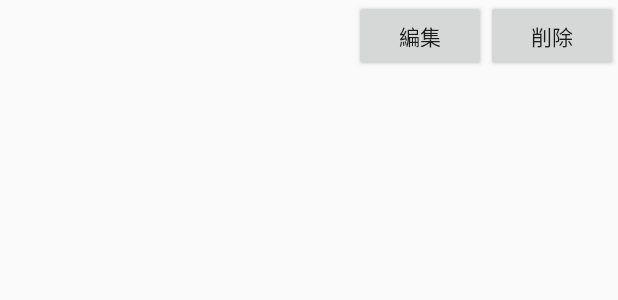
After one commit to nttr-koide/reminder_android, an Android app: the layout row_item.xml on its own in the app's theme, with its tools: preview values and no code run, on a phone screen of 412 x 824 dp. The commit adds this screen. Shown: the top 300 px of the screen. Run offline under Robolectric (Android 15) with nearby library versions, the phone set to English and light mode, and no system bars.

Commit message:
1/23(火)ざっくり1画面目実装

```diff
--- /dev/null
+++ b/app/src/main/res/layout/row_item.xml
@@ -0,0 +1,31 @@
+<?xml version="1.0" encoding="utf-8"?>
+<RelativeLayout xmlns:android="http://schemas.android.com/apk/res/android"
+    android:layout_width="match_parent"
+    android:layout_height="wrap_content"
+    android:orientation="horizontal">
+
+    <Button
+        android:id="@+id/edit"
+        android:layout_width="wrap_content"
+        android:layout_height="wrap_content"
+        android:layout_alignParentTop="true"
+        android:layout_toStartOf="@+id/delete"
+        android:text="編集" />
+
+    <TextView
+        android:id="@+id/text"
+        android:layout_width="wrap_content"
+        android:layout_height="wrap_content"
+        android:layout_alignBaseline="@+id/edit"
+        android:layout_alignBottom="@+id/edit"
+        android:layout_alignParentStart="true"
+        android:layout_marginStart="38dp" />
+
+    <Button
+        android:id="@+id/delete"
+        android:layout_width="wrap_content"
+        android:layout_height="wrap_content"
+        android:layout_alignParentEnd="true"
+        android:text="削除"/>
+
+</RelativeLayout>
```
Also changed, not shown: app/src/main/java/com/example/nttr/reminder/CustomAdapter.java (added, +90 -0 lines), app/src/main/java/com/example/nttr/reminder/EditActivity.java (+6 -1 lines), app/src/main/java/com/example/nttr/reminder/MainActivity.java (+53 -8 lines), app/src/main/res/layout/activity_main.xml (+6 -1 lines), app/src/main/res/layout/my_list_item.xml (line endings or trailing spaces).
